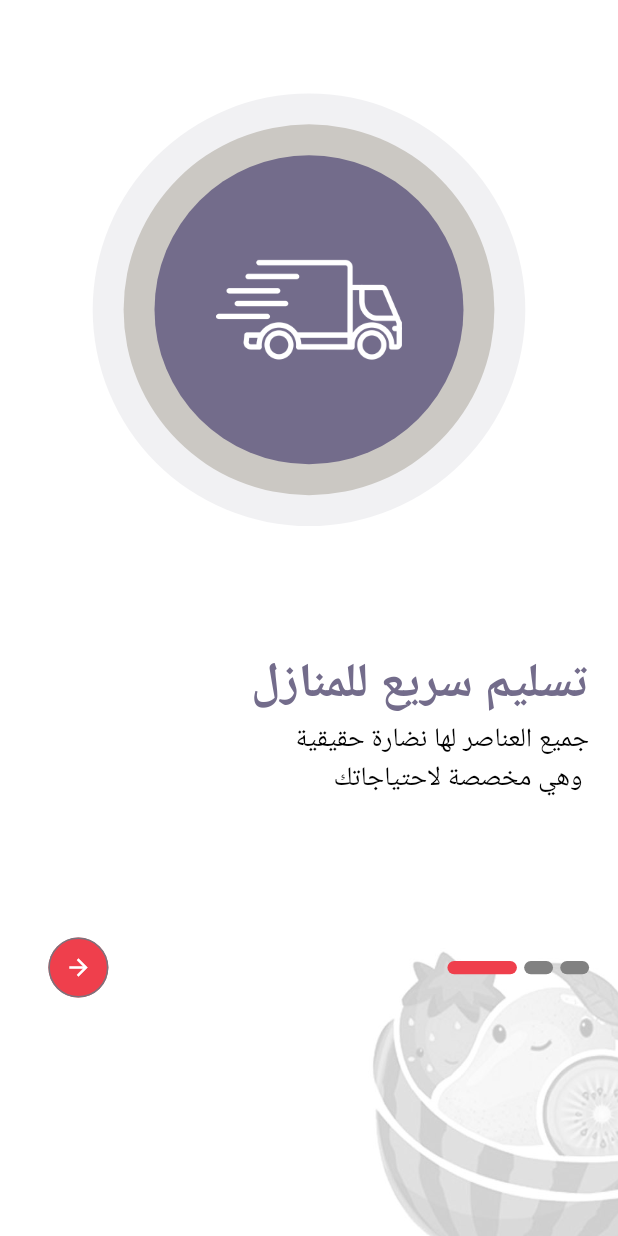
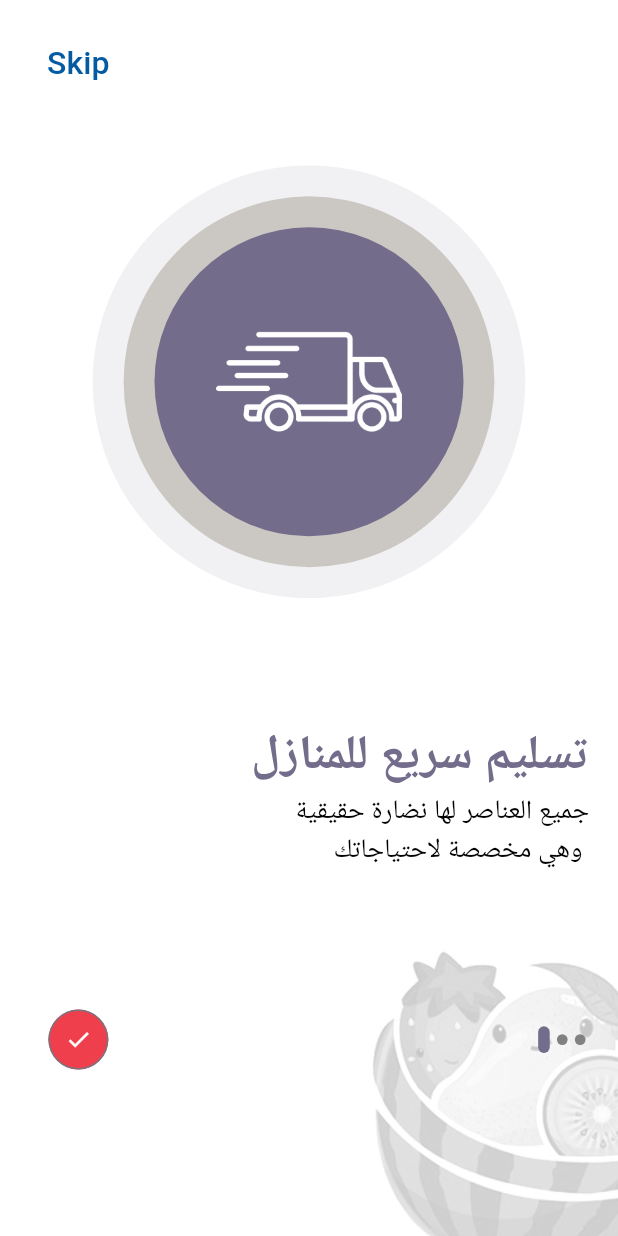
Before and after one commit to mustafa-dev-nasr/selaty, a Flutter app: the screen it shows after launch, swiped to page 3, on a phone screen of 412 x 824 dp. Run offline on Flutter 3.47's test engine with Material 3 defaults, Android fonts, the phone set to English and light mode, and no system bars; drawn by our look-alikes of smooth_page_indicator; our stand-ins replace animated_splash_screen, carousel_slider, dio, flutter_screenutil, flutter_secure_storage, freezed_annotation and 8 more; generated files the repository leaves out were written again.

Commit message:
Refactor Onboarding and Splash Screens for Improved UX

```diff
--- a/lib/features/onboarding/ui/screens/on_boarding_screens.dart
+++ b/lib/features/onboarding/ui/screens/on_boarding_screens.dart
@@ -47,6 +47,7 @@ class OnBoardingScreenState extends State<OnBoardingScreen> {
     );
   }
 
+  // Build content for each page of the onboarding process
   Widget _buildPageContent(
       BuildContext context, List<OnboardingInfo> items, int index) {
     return Stack(
@@ -60,11 +61,7 @@ class OnBoardingScreenState extends State<OnBoardingScreen> {
           ),
         ),
         Padding(
-          padding: EdgeInsets.only(
-            top: 20.h,
-            left: 20.w,
-            right: 20.w,
-          ),
+          padding: EdgeInsets.symmetric(horizontal: 20.w, vertical: 20.h),
           child: SingleChildScrollView(
             child: Column(
               children: [
@@ -88,10 +85,10 @@ class OnBoardingScreenState extends State<OnBoardingScreen> {
     );
   }
 
+  // Skip button to skip onboarding steps
   Widget _buildSkipButton(int totalItems) {
-    return _isFirstPage
-        ? const SizedBox()
-        : Align(
+    return !_isFirstPage
+        ? Align(
             alignment: Alignment.topRight,
             child: TextButton(
               onPressed: () => skipToLastPage(_pageController, totalItems),
@@ -100,11 +97,25 @@ class OnBoardingScreenState extends State<OnBoardingScreen> {
                 style: AppTextStyles.font24BlueMedium,
               ),
             ),
-          );
+          )
+        : const SizedBox();
   }
 
+  // Bottom controls (smooth page indicator and next button)
   Widget _buildBottomControls(BuildContext context, int totalItems) {
-    final bool isArabic = Localizations.localeOf(context).languageCode == 'ar';
+    // Function to get active dot color based on the current page index
+    Color getActiveDotColor(int currentPage) {
+      switch (currentPage) {
+        case 0:
+          return AppColors.lightRed;
+        case 1:
+          return AppColors.softGreen;
+        case 2:
+          return AppColors.lavender;
+        default:
+          return AppColors.lightRed;
+      }
+    }
 
     return Row(
       mainAxisAlignment: MainAxisAlignment.spaceBetween,
@@ -112,48 +123,54 @@ class OnBoardingScreenState extends State<OnBoardingScreen> {
         SmoothPageIndicator(
           controller: _pageController,
           count: totalItems,
-          effect: ExpandingDotsEffect(
-            activeDotColor: AppColors.lightRed,
-            dotColor: gray,
-            dotHeight: 10.h,
-            dotWidth: 20.w,
-            expansionFactor: 2.5.w,
+          effect: CustomizableEffect(
+            activeDotDecoration: DotDecoration(
+              width: 8.w,
+              height: 20.h,
+              color: getActiveDotColor(_pageController.page?.toInt() ?? 0),
+              borderRadius: BorderRadius.circular(16.0),
+            ),
+            dotDecoration: DotDecoration(
+              width: 8.h,
+              height: 8.h,
+              color: gray,
+              borderRadius: BorderRadius.circular(8.0),
+            ),
             spacing: 5.0.w,
           ),
-          textDirection: isArabic ? TextDirection.rtl : TextDirection.ltr,
+          textDirection: TextDirection.ltr,
         ),
         _buildNextButton(context),
       ],
     );
   }
 
+  // Next button to navigate to the next page or complete onboarding
   Widget _buildNextButton(BuildContext context) {
-    return _isLastPage
-        ? OutlinedButton(
-            style: OutlinedButton.styleFrom(
-              backgroundColor: AppColors.lightRed,
-              shape: const CircleBorder(),
-            ),
-            onPressed: () => context.pushNamed(Routes.mainAuth),
-            child: const Icon(Icons.arrow_back, color: white),
-          )
-        : OutlinedButton(
-            style: OutlinedButton.styleFrom(
-              backgroundColor: AppColors.lightRed,
-              shape: const CircleBorder(),
-            ),
-            onPressed: () => _pageController.nextPage(
+    return OutlinedButton(
+      style: OutlinedButton.styleFrom(
+        backgroundColor: AppColors.lightRed,
+        shape: const CircleBorder(),
+      ),
+      onPressed: () => _isLastPage
+          ? context
+              .pushNamed(Routes.mainAuth) // Navigate to main auth on last page
+          : _pageController.nextPage(
               duration: const Duration(milliseconds: 400),
               curve: Curves.easeIn,
             ),
-            child: const Icon(Icons.arrow_back, color: white),
-          );
+      child: Icon(
+        _isLastPage ? Icons.done : Icons.arrow_back,
+        color: Colors.white,
+      ),
+    );
   }
 
+  // Update the state for the first and last page
   void _updateIsLastPage(int currentPage, int totalPages) {
     setState(() {
       _isLastPage = currentPage == totalPages - 1;
-      _isFirstPage = currentPage == 2;
+      _isFirstPage = currentPage == 0;
     });
   }
 }
--- a/lib/features/splach/ui/screens/splash_screen.dart
+++ b/lib/features/splach/ui/screens/splash_screen.dart
@@ -9,14 +9,13 @@ class SplashScreen extends StatefulWidget {
   const SplashScreen({super.key});
 
   @override
-  _SplashScreenState createState() => _SplashScreenState();
+  SplashScreenState createState() => SplashScreenState();
 }
 
-class _SplashScreenState extends State<SplashScreen> {
+class SplashScreenState extends State<SplashScreen> {
   @override
   void initState() {
     super.initState();
-    // Navigate to the next screen after 5 seconds
     Future.delayed(const Duration(seconds: 3), () {
       context.pushNamed(Routes.onBoardingScreen);
     });
@@ -26,7 +25,6 @@ class _SplashScreenState extends State<SplashScreen> {
   Widget build(BuildContext context) {
     return Stack(
       children: [
-        // Background image fills the screen
         Positioned.fill(
           child: Image.asset(
             Assets.resourceImagesBackground,
@@ -41,7 +39,6 @@ class _SplashScreenState extends State<SplashScreen> {
             child: Column(
               mainAxisAlignment: MainAxisAlignment.center,
               children: [
-                // Logo image with responsive size
                 Image.asset(
                   Assets.resourceImagesSplash,
                   width: 500.r,
@@ -49,7 +46,6 @@ class _SplashScreenState extends State<SplashScreen> {
                   fit: BoxFit.contain,
                 ),
                 SizedBox(height: 40.r),
-                // Circular progress indicator
                 const CircularProgressIndicator(
                   color: AppColors
                       .softGreen, // Set to your primary color or desired color
```
